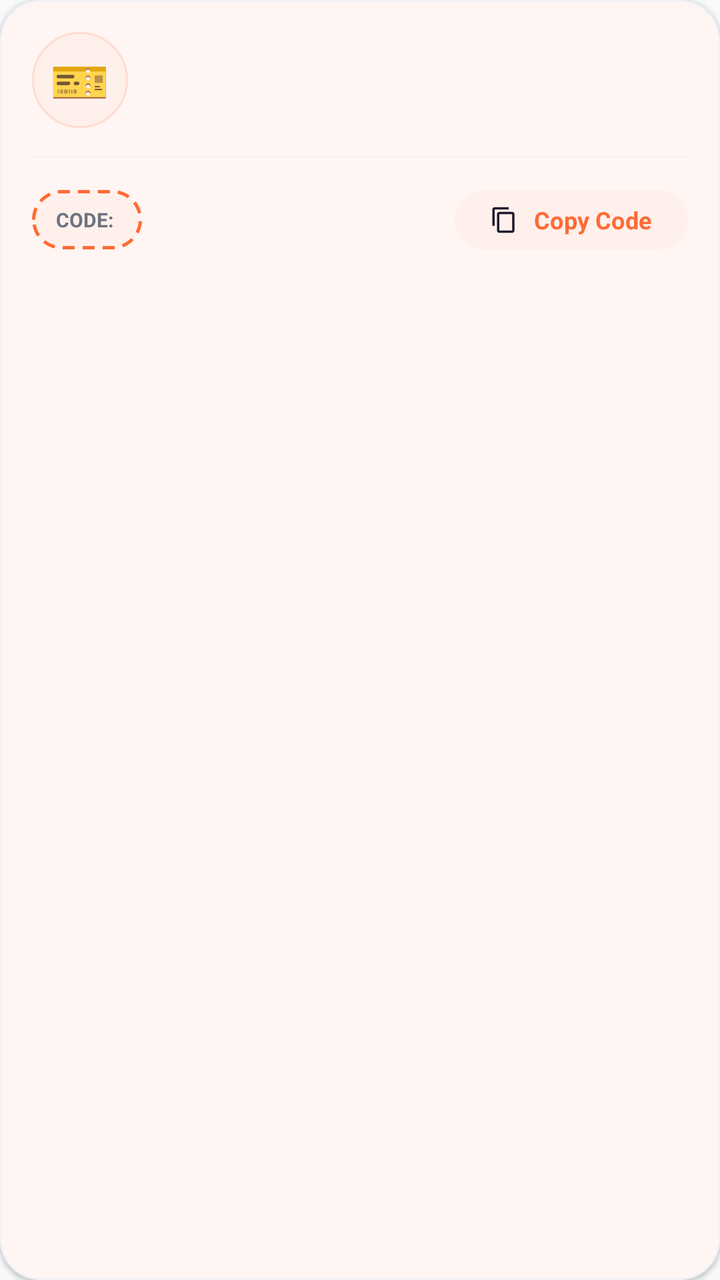
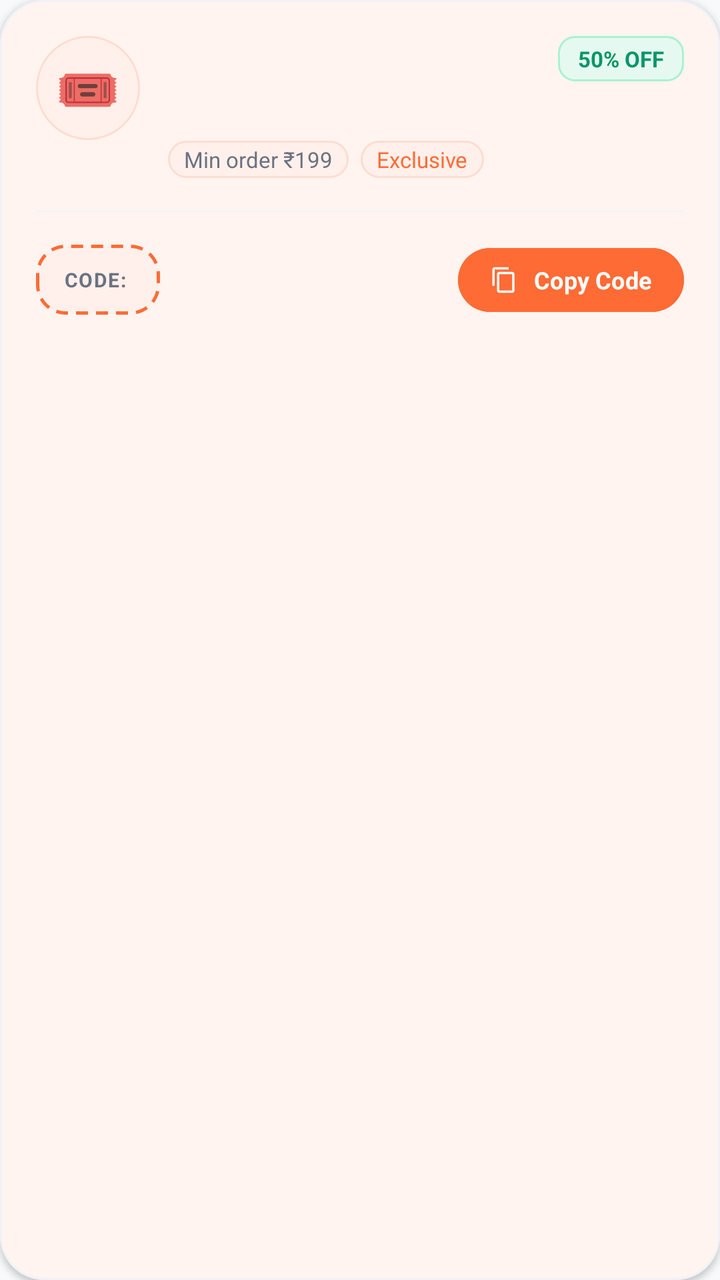

Two renders of the same Android screen: before a commit and after it. Below are the layout's source before the change and the commit's diff.
<!-- AndroidManifest.xml: application theme Theme.AKRHunger -->
<!-- res/layout/item_deal_card.xml -->
<?xml version="1.0" encoding="utf-8"?>
<com.google.android.material.card.MaterialCardView xmlns:android="http://schemas.android.com/apk/res/android"
    xmlns:app="http://schemas.android.com/apk/res-auto"
    android:layout_width="match_parent"
    android:layout_height="wrap_content"
    android:layout_marginBottom="12dp"
    app:cardCornerRadius="20dp"
    app:cardElevation="1.5dp"
    app:strokeColor="@color/card_border"
    app:strokeWidth="1dp"
    app:cardBackgroundColor="@color/surface">

    <LinearLayout
        android:layout_width="match_parent"
        android:layout_height="wrap_content"
        android:orientation="vertical"
        android:padding="16dp">

        <LinearLayout
            android:layout_width="match_parent"
            android:layout_height="wrap_content"
            android:orientation="horizontal"
            android:gravity="center_vertical">

            
            <FrameLayout
                android:layout_width="48dp"
                android:layout_height="48dp"
                android:background="@drawable/bg_icon_circle_soft">

                <TextView
                    android:id="@+id/tv_deal_emoji"
                    android:layout_width="wrap_content"
                    android:layout_height="wrap_content"
                    android:layout_gravity="center"
                    android:textSize="24sp"
                    android:text="🎫" />
            </FrameLayout>

            <LinearLayout
                android:layout_width="0dp"
                android:layout_height="wrap_content"
                android:layout_weight="1"
                android:orientation="vertical"
                android:layout_marginStart="14dp">

                <TextView
                    android:id="@+id/tv_deal_title"
                    android:layout_width="wrap_content"
                    android:layout_height="wrap_content"
                    android:textSize="15sp"
                    android:textStyle="bold"
                    android:textColor="@color/text_primary" />

                <TextView
                    android:id="@+id/tv_deal_desc"
                    android:layout_width="wrap_content"
                    android:layout_height="wrap_content"
                    android:textSize="12sp"
                    android:textColor="@color/text_secondary"
                    android:layout_marginTop="3dp"
                    android:lineSpacingExtra="1dp" />

            </LinearLayout>

        </LinearLayout>

        
        <View
            android:layout_width="match_parent"
            android:layout_height="1dp"
            android:layout_marginTop="14dp"
            android:layout_marginBottom="12dp"
            android:background="@color/divider" />

        
        <LinearLayout
            android:layout_width="match_parent"
            android:layout_height="wrap_content"
            android:orientation="horizontal"
            android:gravity="center_vertical">

            <LinearLayout
                android:layout_width="wrap_content"
                android:layout_height="wrap_content"
                android:background="@drawable/bg_coupon_dashed"
                android:paddingHorizontal="12dp"
                android:paddingVertical="6dp"
                android:gravity="center_vertical"
                android:orientation="horizontal">

                <TextView
                    android:layout_width="wrap_content"
                    android:layout_height="wrap_content"
                    android:text="CODE: "
                    android:textSize="10sp"
                    android:textColor="@color/text_tertiary"
                    android:textStyle="bold" />

                <TextView
                    android:id="@+id/tv_deal_code"
                    android:layout_width="wrap_content"
                    android:layout_height="wrap_content"
                    android:textSize="13sp"
                    android:textStyle="bold"
                    android:textColor="@color/primary"
                    android:letterSpacing="0.05" />
            </LinearLayout>

            <View
                android:layout_width="0dp"
                android:layout_height="1dp"
                android:layout_weight="1" />

            <com.google.android.material.button.MaterialButton
                android:id="@+id/btn_copy_code"
                android:layout_width="wrap_content"
                android:layout_height="38dp"
                android:text="Copy Code"
                android:textSize="12sp"
                android:textStyle="bold"
                app:icon="@drawable/ic_copy"
                app:iconSize="14dp"
                app:iconGravity="textStart"
                style="@style/Widget.AKR.Button.PillSoft"
                android:paddingHorizontal="14dp" />

        </LinearLayout>

    </LinearLayout>
</com.google.android.material.card.MaterialCardView>
<!-- resources referenced by this layout -->
<resources>
  <color name="card_border">#F0F2F5</color>
  <color name="divider">#F3F4F6</color>
  <color name="primary">#FF6B35</color>
  <color name="surface">#FFFFFF</color>
  <style name="Widget.AKR.Button.PillSoft" parent="Widget.Material3.Button.TonalButton">
          <item name="backgroundTint">@color/primary_tint</item>
          <item name="android:textColor">@color/primary</item>
          <item name="cornerRadius">28dp</item>
          <item name="android:textAllCaps">false</item>
          <item name="android:textStyle">bold</item>
          <item name="android:minHeight">44dp</item>
          <item name="android:paddingStart">18dp</item>
          <item name="android:paddingEnd">18dp</item>
      </style>
  <color name="on_primary">#FFFFFF</color>
  <color name="secondary">#F59E0B</color>
  <color name="background">#F8F9FA</color>
  <color name="on_surface">#111827</color>
  <style name="ThemeOverlay.AKR.MaterialAlertDialog" parent="ThemeOverlay.Material3.MaterialAlertDialog">
          <item name="shapeAppearance">@style/ShapeAppearance.AKR.Dialog</item>
          <item name="shapeAppearanceOverlay">@style/ShapeAppearance.AKR.Dialog</item>
          <item name="colorSurface">@color/surface</item>
          <item name="android:backgroundDimAmount">0.5</item>
      </style>
  <!-- unchanged entries left out for length: 15 -->
</resources>

<!-- the commit's change to res/layout/item_deal_card.xml (unified diff, before → after) -->
@@ -1,11 +1,12 @@
 <?xml version="1.0" encoding="utf-8"?>
-<com.google.android.material.card.MaterialCardView xmlns:android="http://schemas.android.com/apk/res/android"
+<com.google.android.material.card.MaterialCardView
+    xmlns:android="http://schemas.android.com/apk/res/android"
     xmlns:app="http://schemas.android.com/apk/res-auto"
     android:layout_width="match_parent"
     android:layout_height="wrap_content"
-    android:layout_marginBottom="12dp"
-    app:cardCornerRadius="20dp"
-    app:cardElevation="1.5dp"
+    android:layout_marginBottom="14dp"
+    app:cardCornerRadius="22dp"
+    app:cardElevation="2dp"
     app:strokeColor="@color/card_border"
     app:strokeWidth="1dp"
     app:cardBackgroundColor="@color/surface">
@@ -14,18 +15,19 @@
         android:layout_width="match_parent"
         android:layout_height="wrap_content"
         android:orientation="vertical"
-        android:padding="16dp">
+        android:padding="18dp">
 
+        
         <LinearLayout
             android:layout_width="match_parent"
             android:layout_height="wrap_content"
             android:orientation="horizontal"
-            android:gravity="center_vertical">
+            android:gravity="top">
 
             
             <FrameLayout
-                android:layout_width="48dp"
-                android:layout_height="48dp"
+                android:layout_width="52dp"
+                android:layout_height="52dp"
                 android:background="@drawable/bg_icon_circle_soft">
 
                 <TextView
@@ -33,8 +35,8 @@
                     android:layout_width="wrap_content"
                     android:layout_height="wrap_content"
                     android:layout_gravity="center"
-                    android:textSize="24sp"
-                    android:text="🎫" />
+                    android:textSize="26sp"
+                    android:text="🎟️" />
             </FrameLayout>
 
             <LinearLayout
@@ -44,22 +46,78 @@
                 android:orientation="vertical"
                 android:layout_marginStart="14dp">
 
-                <TextView
-                    android:id="@+id/tv_deal_title"
-                    android:layout_width="wrap_content"
+                <LinearLayout
+                    android:layout_width="match_parent"
                     android:layout_height="wrap_content"
-                    android:textSize="15sp"
-                    android:textStyle="bold"
-                    android:textColor="@color/text_primary" />
+                    android:gravity="center_vertical"
+                    android:orientation="horizontal">
+
+                    <TextView
+                        android:id="@+id/tv_deal_title"
+                        android:layout_width="0dp"
+                        android:layout_height="wrap_content"
+                        android:layout_weight="1"
+                        android:textSize="16sp"
+                        android:textStyle="bold"
+                        android:textColor="@color/text_primary"
+                        android:letterSpacing="-0.01" />
+
+                    
+                    <TextView
+                        android:id="@+id/tv_deal_badge"
+                        android:layout_width="wrap_content"
+                        android:layout_height="wrap_content"
+                        android:background="@drawable/bg_badge_emerald_glow"
+                        android:paddingHorizontal="10dp"
+                        android:paddingVertical="4dp"
+                        android:text="50% OFF"
+                        android:textColor="#059669"
+                        android:textSize="11sp"
+                        android:textStyle="bold"
+                        android:layout_marginStart="8dp" />
+                </LinearLayout>
 
                 <TextView
                     android:id="@+id/tv_deal_desc"
-                    android:layout_width="wrap_content"
+                    android:layout_width="match_parent"
                     android:layout_height="wrap_content"
-                    android:textSize="12sp"
+                    android:textSize="13sp"
                     android:textColor="@color/text_secondary"
-                    android:layout_marginTop="3dp"
-                    android:lineSpacingExtra="1dp" />
+                    android:layout_marginTop="4dp"
+                    android:lineSpacingExtra="2dp" />
+
+                
+                <LinearLayout
+                    android:id="@+id/layout_deal_meta"
+                    android:layout_width="match_parent"
+                    android:layout_height="wrap_content"
+                    android:orientation="horizontal"
+                    android:layout_marginTop="8dp"
+                    android:gravity="center_vertical">
+
+                    <TextView
+                        android:id="@+id/tv_deal_min_order"
+                        android:layout_width="wrap_content"
+                        android:layout_height="wrap_content"
+                        android:text="Min order ₹199"
+                        android:textSize="11sp"
+                        android:textColor="@color/text_tertiary"
+                        android:background="@drawable/bg_pill_soft"
+                        android:paddingHorizontal="8dp"
+                        android:paddingVertical="2dp"
+                        android:layout_marginEnd="6dp" />
+
+                    <TextView
+                        android:id="@+id/tv_deal_category"
+                        android:layout_width="wrap_content"
+                        android:layout_height="wrap_content"
+                        android:text="Exclusive"
+                        android:textSize="11sp"
+                        android:textColor="@color/primary"
+                        android:background="@drawable/bg_pill_soft"
+                        android:paddingHorizontal="8dp"
+                        android:paddingVertical="2dp" />
+                </LinearLayout>
 
             </LinearLayout>
 
@@ -69,8 +127,8 @@
         <View
             android:layout_width="match_parent"
             android:layout_height="1dp"
-            android:layout_marginTop="14dp"
-            android:layout_marginBottom="12dp"
+            android:layout_marginTop="16dp"
+            android:layout_marginBottom="14dp"
             android:background="@color/divider" />
 
         
@@ -80,12 +138,13 @@
             android:orientation="horizontal"
             android:gravity="center_vertical">
 
+            
             <LinearLayout
                 android:layout_width="wrap_content"
                 android:layout_height="wrap_content"
                 android:background="@drawable/bg_coupon_dashed"
-                android:paddingHorizontal="12dp"
-                android:paddingVertical="6dp"
+                android:paddingHorizontal="14dp"
+                android:paddingVertical="8dp"
                 android:gravity="center_vertical"
                 android:orientation="horizontal">
 
@@ -95,16 +154,17 @@
                     android:text="CODE: "
                     android:textSize="10sp"
                     android:textColor="@color/text_tertiary"
-                    android:textStyle="bold" />
+                    android:textStyle="bold"
+                    android:letterSpacing="0.05" />
 
                 <TextView
                     android:id="@+id/tv_deal_code"
                     android:layout_width="wrap_content"
                     android:layout_height="wrap_content"
-                    android:textSize="13sp"
+                    android:textSize="14sp"
                     android:textStyle="bold"
                     android:textColor="@color/primary"
-                    android:letterSpacing="0.05" />
+                    android:letterSpacing="0.08" />
             </LinearLayout>
 
             <View
@@ -112,18 +172,22 @@
                 android:layout_height="1dp"
                 android:layout_weight="1" />
 
+            
             <com.google.android.material.button.MaterialButton
                 android:id="@+id/btn_copy_code"
                 android:layout_width="wrap_content"
-                android:layout_height="38dp"
+                android:layout_height="40dp"
                 android:text="Copy Code"
                 android:textSize="12sp"
                 android:textStyle="bold"
                 app:icon="@drawable/ic_copy"
                 app:iconSize="14dp"
                 app:iconGravity="textStart"
-                style="@style/Widget.AKR.Button.PillSoft"
-                android:paddingHorizontal="14dp" />
+                app:cornerRadius="20dp"
+                android:backgroundTint="@color/primary"
+                android:textColor="@color/white"
+                android:elevation="0dp"
+                android:paddingHorizontal="16dp" />
 
         </LinearLayout>
 
<!-- resource entries referenced after the edit -->
@@ -4,16 +4,30 @@
   <color name="divider">#F3F4F6</color>
   <color name="primary">#FF6B35</color>
   <color name="surface">#FFFFFF</color>
-  <style name="Widget.AKR.Button.PillSoft" parent="Widget.Material3.Button.TonalButton">
-          <item name="backgroundTint">@color/primary_tint</item>
-          <item name="android:textColor">@color/primary</item>
-          <item name="cornerRadius">28dp</item>
-          <item name="android:textAllCaps">false</item>
-          <item name="android:textStyle">bold</item>
-          <item name="android:minHeight">44dp</item>
-          <item name="android:paddingStart">18dp</item>
-          <item name="android:paddingEnd">18dp</item>
-      </style>
+  <color name="white">#FFFFFF</color>
+  <!-- drawable bg_badge_emerald_glow (drawable) -->
+  <?xml version="1.0" encoding="utf-8"?>
+  <shape xmlns:android="http://schemas.android.com/apk/res/android"
+      android:shape="rectangle">
+      <solid android:color="#E6F9F0" />
+      <stroke
+          android:width="1dp"
+          android:color="#A7F3D0" />
+      <corners android:radius="8dp" />
+  </shape>
+  <!-- drawable bg_pill_soft (drawable) -->
+  <?xml version="1.0" encoding="utf-8"?>
+  <ripple xmlns:android="http://schemas.android.com/apk/res/android"
+      android:color="@color/primary_15">
+      <item>
+          <shape android:shape="rectangle">
+              <corners android:radius="999dp" />
+              <solid android:color="@color/primary_tint" />
+              <stroke android:width="1dp" android:color="@color/primary_tint_border" />
+          </shape>
+      </item>
+  </ripple>
+  <color name="primary_15">#26FF6B35</color>
   <color name="on_primary">#FFFFFF</color>
   <color name="secondary">#F59E0B</color>
   <color name="background">#F8F9FA</color>
@@ -22,8 +36,46 @@
           <item name="shapeAppearance">@style/ShapeAppearance.AKR.Dialog</item>
           <item name="shapeAppearanceOverlay">@style/ShapeAppearance.AKR.Dialog</item>
           <item name="colorSurface">@color/surface</item>
-          <item name="android:backgroundDimAmount">0.5</item>
+          <item name="android:backgroundDimAmount">0.55</item>
+          <item name="materialAlertDialogTitleTextStyle">@style/TextAppearance.AKR.Dialog.Title</item>
+          <item name="materialAlertDialogBodyTextStyle">@style/TextAppearance.AKR.Dialog.Body</item>
+          <item name="buttonBarPositiveButtonStyle">@style/Widget.AKR.Dialog.Button.Positive</item>
+          <item name="buttonBarNegativeButtonStyle">@style/Widget.AKR.Dialog.Button.Negative</item>
+          <item name="buttonBarNeutralButtonStyle">@style/Widget.AKR.Dialog.Button.Neutral</item>
       </style>
+  <style name="TextAppearance.AKR.Dialog.Title" parent="MaterialAlertDialog.Material3.Title.Text">
+          <item name="android:textColor">@color/text_primary</item>
+          <item name="android:textSize">19sp</item>
+          <item name="android:fontFamily">sans-serif-black</item>
+      </style>
+  <style name="TextAppearance.AKR.Dialog.Body" parent="MaterialAlertDialog.Material3.Body.Text">
+          <item name="android:textColor">@color/text_secondary</item>
+          <item name="android:textSize">14sp</item>
+          <item name="android:fontFamily">sans-serif</item>
+          <item name="android:lineSpacingMultiplier">1.3</item>
+      </style>
+  <style name="Widget.AKR.Dialog.Button.Positive" parent="Widget.Material3.Button.TextButton.Dialog">
+          <item name="android:textColor">@color/primary</item>
+          <item name="android:fontFamily">sans-serif-bold</item>
+          <item name="android:textSize">13.5sp</item>
+          <item name="android:textAllCaps">false</item>
+          <item name="cornerRadius">18dp</item>
+      </style>
+  <style name="Widget.AKR.Dialog.Button.Negative" parent="Widget.Material3.Button.TextButton.Dialog">
+          <item name="android:textColor">@color/text_secondary</item>
+          <item name="android:fontFamily">sans-serif-medium</item>
+          <item name="android:textSize">13.5sp</item>
+          <item name="android:textAllCaps">false</item>
+          <item name="cornerRadius">18dp</item>
+      </style>
+  <style name="Widget.AKR.Dialog.Button.Neutral" parent="Widget.Material3.Button.TextButton.Dialog">
+          <item name="android:textColor">@color/info</item>
+          <item name="android:fontFamily">sans-serif-bold</item>
+          <item name="android:textSize">13.5sp</item>
+          <item name="android:textAllCaps">false</item>
+          <item name="cornerRadius">18dp</item>
+      </style>
+  <color name="info">#3B82F6</color>
   <!-- unchanged entries left out for length: 15 -->
 </resources>
 
